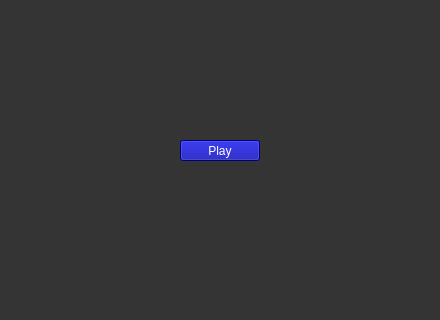
Qt form snakeGame/mainwindow.ui (Rainmaker0102/qtSnake) before a commit; both pictures show x 0 to 440 and y 280 to 600 of the 440 by 600 pixel window.
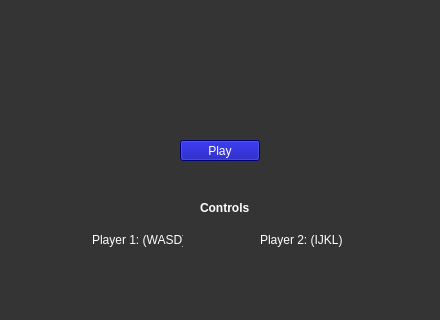
The same form after that commit.

What changed in the file:
```diff
--- a/snakeGame/mainwindow.ui
+++ b/snakeGame/mainwindow.ui
@@ -206,6 +206,71 @@
      <bool>false</bool>
     </property>
    </widget>
+   <widget class="QLabel" name="controls">
+    <property name="geometry">
+     <rect>
+      <x>200</x>
+      <y>480</y>
+      <width>49</width>
+      <height>16</height>
+     </rect>
+    </property>
+    <property name="font">
+     <font>
+      <bold>true</bold>
+     </font>
+    </property>
+    <property name="styleSheet">
+     <string notr="true">color: white;</string>
+    </property>
+    <property name="text">
+     <string>Controls</string>
+    </property>
+   </widget>
+   <widget class="QLabel" name="player1">
+    <property name="geometry">
+     <rect>
+      <x>92</x>
+      <y>510</y>
+      <width>91</width>
+      <height>20</height>
+     </rect>
+    </property>
+    <property name="styleSheet">
+     <string notr="true">color: white;</string>
+    </property>
+    <property name="text">
+     <string>Player 1: (WASD)</string>
+    </property>
+   </widget>
+   <widget class="QLabel" name="player2">
+    <property name="geometry">
+     <rect>
+      <x>260</x>
+      <y>510</y>
+      <width>91</width>
+      <height>20</height>
+     </rect>
+    </property>
+    <property name="styleSheet">
+     <string notr="true">color: white;</string>
+    </property>
+    <property name="text">
+     <string>Player 2: (IJKL)</string>
+    </property>
+   </widget>
+   <zorder>pushButton</zorder>
+   <zorder>label</zorder>
+   <zorder>easyRadioButton</zorder>
+   <zorder>normalRadioButton</zorder>
+   <zorder>hardRadioButton</zorder>
+   <zorder>label_2</zorder>
+   <zorder>label_3</zorder>
+   <zorder>singleplayerRadioButton</zorder>
+   <zorder>multiplayerRadioButton</zorder>
+   <zorder>player1</zorder>
+   <zorder>controls</zorder>
+   <zorder>player2</zorder>
   </widget>
   <widget class="QMenuBar" name="menubar">
    <property name="geometry">
```
